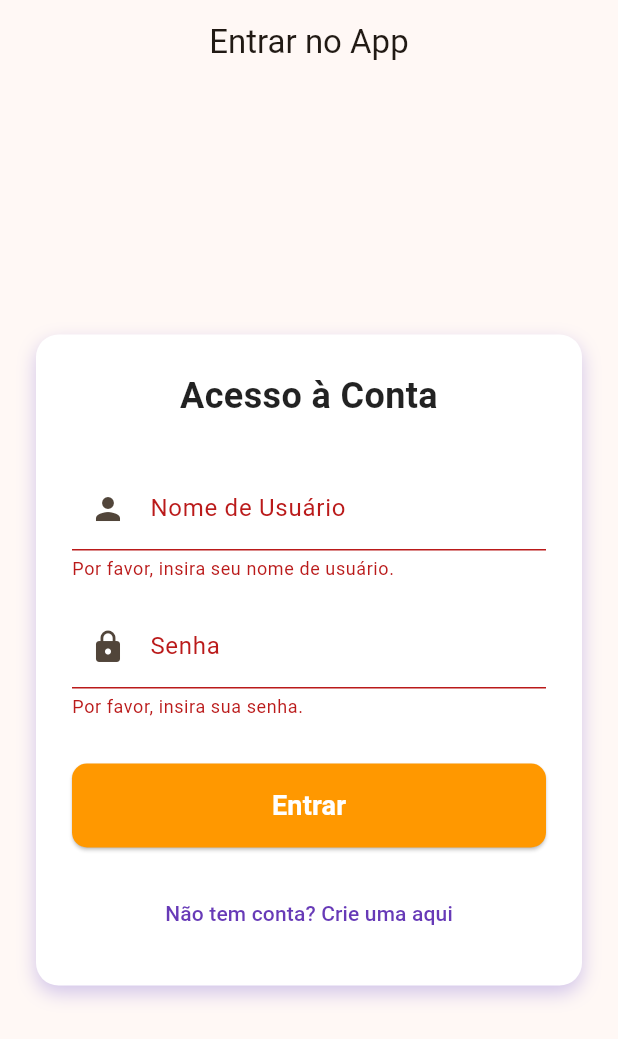
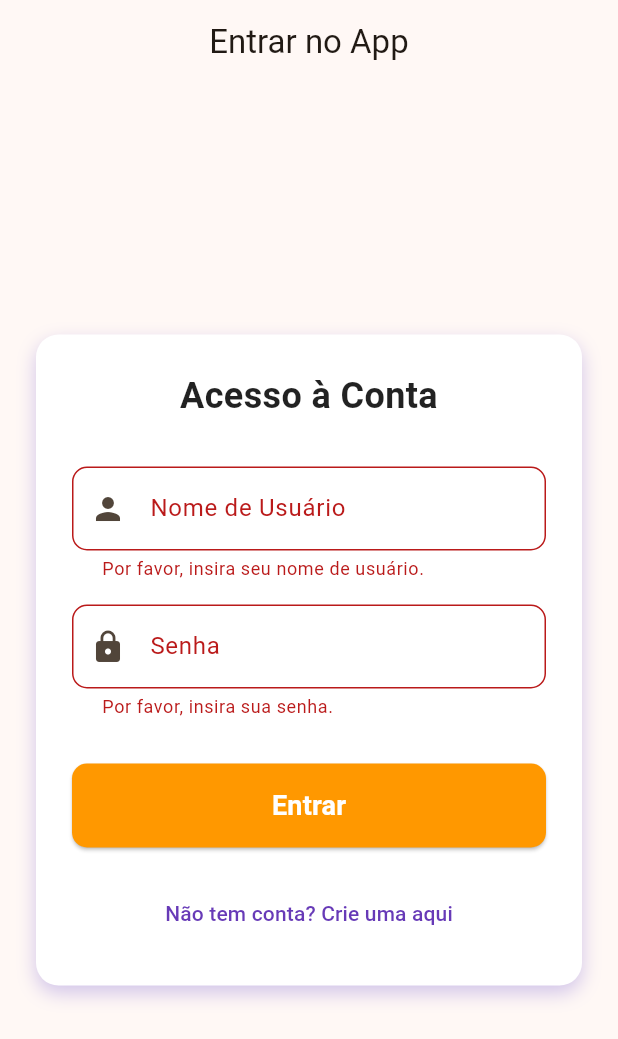
Before and after one commit to glecia27/projetoenxoval, a Flutter app: the screen it shows after launch, after a tap on "Entrar", on a phone screen of 412 x 824 dp. Shown: the top 1039 px of the screen. Run offline on Flutter 3.47's test engine with Material 3 defaults, Android fonts, the phone set to English and light mode, and no system bars; our stand-ins replace device_preview, sqflite, sqflite_common_ffi; accounts and stored records are empty.

Commit message:
Ajuste no fluxo dos codigo

```diff
--- a/lib/db_service/db_service_models.dart
+++ b/lib/db_service/db_service_models.dart
@@ -1,57 +1,48 @@
+import 'package:flutter/foundation.dart' show kIsWeb;
 import 'package:sqflite/sqflite.dart';
+import 'package:sqflite_common_ffi/sqflite_ffi.dart';
 import 'package:path/path.dart';
 
 // === MODELOS DE DADOS ===
 
-// Modelo para a tabela 'product'
 class Product {
   final int? id;
   final String name;
   final double price;
   final String imageUrl;
 
-  // 1. Definição do caminho da imagem local padrão
-  // Você deve garantir que este asset esteja configurado no seu pubspec.yaml
   static const String defaultImageUrl = 'assets/images/placeholder.png';
 
-  // 2. Construtor ajustado: imageUrl é opcional.
   Product({this.id, required this.name, required this.price, String? imageUrl})
-  // Se imageUrl for nulo, usa o defaultImageUrl
-      : this.imageUrl = imageUrl ?? defaultImageUrl;
+      : imageUrl = imageUrl ?? defaultImageUrl;
 
-  // Converte um Map (vindo do DB) para um objeto Product
   factory Product.fromMap(Map<String, dynamic> map) {
-    // 3. Lógica para carregar a URL: se for null ou vazia no DB, usa o default
     final String? dbUrl = map['image_url'] as String?;
-    final String finalUrl = (dbUrl == null || dbUrl.isEmpty) ? defaultImageUrl : dbUrl;
+    final String finalUrl =
+    (dbUrl == null || dbUrl.isEmpty) ? defaultImageUrl : dbUrl;
 
     return Product(
       id: map['id'] as int?,
       name: map['name'] as String,
-      // O preço é armazenado como REAL/DOUBLE no DB
-      price: map['price'] as double,
+      price: (map['price'] as num).toDouble(),
       imageUrl: finalUrl,
     );
   }
 
-  // Converte um objeto Product para um Map (para salvar no DB)
   Map<String, dynamic> toMap() {
     return {
       'id': id,
       'name': name,
       'price': price,
-      // 4. Lógica para salvar: se a URL for a padrão, salva NULL no DB.
       'image_url': (imageUrl == defaultImageUrl) ? null : imageUrl,
     };
   }
 }
 
-// Modelo para a tabela 'user' (apenas para referência)
 class User {
   final int id;
   final String username;
   final String accessLevel;
-  // A senha não deve ser exposta no modelo após o login
 
   User({required this.id, required this.username, required this.accessLevel});
 
@@ -64,31 +55,56 @@ class User {
   }
 }
 
-
 // === SERVIÇO DE BANCO DE DADOS ===
 
 class DatabaseService {
   static final DatabaseService _instance = DatabaseService._internal();
   factory DatabaseService() => _instance;
-  DatabaseService._internal();
+  DatabaseService._internal() {
+    _initDatabaseFactory();
+  }
 
   Database? _database;
 
+  void _initDatabaseFactory() {
+    // 🌐 Se for Web
+    if (kIsWeb) {
+      // O sqflite_ffi_web deve estar configurado se você quiser usar no navegador
+      print("🌐 Rodando no Flutter Web — banco local não suportado por sqflite.");
+      return;
+    }
+
+    // 💻 Se for Desktop
+    try {
+      sqfliteFfiInit();
+      databaseFactory = databaseFactoryFfi;
+      print("✅ SQFLite FFI inicializado.");
+    } catch (e) {
+      print("⚠️ Falha ao inicializar SQFLite FFI: $e");
+    }
+  }
+
   Future<Database> get database async {
+    if (kIsWeb) {
+      throw UnsupportedError(
+        'O SQLite local (sqflite) não é suportado no Flutter Web. '
+            'Use IndexedDB ou Firebase Firestore para persistência Web.',
+      );
+    }
+
     if (_database != null) return _database!;
     _database = await _initDB();
     return _database!;
   }
 
   Future<Database> _initDB() async {
-    // Usamos 'course_app.db' como nome do arquivo
-    String path = join(await getDatabasesPath(), 'course_app.db');
+    final dbPath = await getDatabasesPath();
+    final path = join(dbPath, 'course_app.db');
 
     return await openDatabase(
       path,
       version: 1,
       onCreate: (db, version) async {
-        // Tabela 1: Usuários
         await db.execute('''
           CREATE TABLE user (
             id INTEGER PRIMARY KEY AUTOINCREMENT,
@@ -98,7 +114,6 @@ class DatabaseService {
           )
         ''');
 
-        // Tabela 2: Itens Favoritos (Relacionamento N-para-1 com User)
         await db.execute('''
           CREATE TABLE favorite_item (
             id INTEGER PRIMARY KEY AUTOINCREMENT,
@@ -109,7 +124,6 @@ class DatabaseService {
           )
         ''');
 
-        // Tabela 3: Lista de Compras (Relacionamento N-para-1 com User)
         await db.execute('''
           CREATE TABLE shopping_list (
             id INTEGER PRIMARY KEY AUTOINCREMENT,
@@ -120,14 +134,12 @@ class DatabaseService {
           )
         ''');
 
-        // Tabela 4 (NOVA): Produtos para a Tela Inicial
-        // A coluna image_url é TEXT e permite NULL por padrão.
         await db.execute('''
           CREATE TABLE product (
             id INTEGER PRIMARY KEY AUTOINCREMENT,
             name TEXT,
-            price REAL,             -- Usamos REAL para números decimais
-            image_url TEXT          -- URL da imagem (agora opcional)
+            price REAL,
+            image_url TEXT
           )
         ''');
       },
@@ -135,13 +147,12 @@ class DatabaseService {
   }
 
   // =========================================================
-  // OPERAÇÕES DE AUTENTICAÇÃO
+  // AUTENTICAÇÃO
   // =========================================================
 
-  /// Insere um novo usuário no banco de dados.
-  Future<int> registerUser(String username, String password, String accessLevel) async {
+  Future<int> registerUser(
+      String username, String password, String accessLevel) async {
     final db = await database;
-    // Em um app real, use um hash seguro para a senha!
     return await db.insert('user', {
       'username': username,
       'password': password,
@@ -149,10 +160,8 @@ class DatabaseService {
     }, conflictAlgorithm: ConflictAlgorithm.replace);
   }
 
-  /// Tenta logar um usuário. Retorna o mapa do usuário ou null.
   Future<User?> loginUser(String username, String password) async {
     final db = await database;
-
     final List<Map<String, dynamic>> maps = await db.query(
       'user',
       where: 'username = ? AND password = ?',
@@ -161,66 +170,45 @@ class DatabaseService {
     );
 
     if (maps.isNotEmpty) {
-      // Cria o objeto User (sem a senha)
       return User.fromMap(maps.first);
     }
     return null;
   }
 
   // =========================================================
-  // OPERAÇÕES DE PRODUTOS (CRUD)
+  // PRODUTOS
   // =========================================================
 
-  /// Insere um novo produto no banco de dados.
   Future<int> insertProduct(Product product) async {
     final db = await database;
-    return await db.insert('product', product.toMap(), conflictAlgorithm: ConflictAlgorithm.replace);
+    return await db.insert('product', product.toMap(),
+        conflictAlgorithm: ConflictAlgorithm.replace);
   }
 
-  /// Retorna todos os produtos do banco de dados.
   Future<List<Product>> getProducts() async {
     final db = await database;
-    // Consulta todos os registros
     final List<Map<String, dynamic>> maps = await db.query('product');
-
-    // Converte a lista de Map em uma lista de objetos Product
-    return List.generate(maps.length, (i) {
-      return Product.fromMap(maps[i]);
-    });
+    return List.generate(maps.length, (i) => Product.fromMap(maps[i]));
   }
 
-  /// Atualiza um produto existente.
   Future<int> updateProduct(Product product) async {
     final db = await database;
-    if (product.id == null) return 0; // Não pode atualizar sem ID
-
-    return await db.update(
-      'product',
-      product.toMap(),
-      where: 'id = ?',
-      whereArgs: [product.id],
-    );
+    if (product.id == null) return 0;
+    return await db.update('product', product.toMap(),
+        where: 'id = ?', whereArgs: [product.id]);
   }
 
-  /// Deleta um produto pelo ID.
   Future<int> deleteProduct(int id) async {
     final db = await database;
-    return await db.delete(
-      'product',
-      where: 'id = ?',
-      whereArgs: [id],
-    );
+    return await db.delete('product', where: 'id = ?', whereArgs: [id]);
   }
 
   // =========================================================
-  // OPERAÇÕES DE FAVORITOS E LISTA DE COMPRAS (Exemplo)
+  // FAVORITOS E LISTA DE COMPRAS
   // =========================================================
 
-  // Os métodos para Favorites e ShoppingList seguirão o mesmo padrão,
-  // mas usando o 'user_id' como filtro (FK).
-
-  /// Insere um item favorito vinculado a um usuário.
-  Future<int> addFavoriteItem(int userId, String name, String description) async {
+  Future<int> addFavoriteItem(
+      int userId, String name, String description) async {
     final db = await database;
     return await db.insert('favorite_item', {
       'user_id': userId,
@@ -229,13 +217,9 @@ class DatabaseService {
     });
   }
 
-  /// Retorna os favoritos de um usuário específico.
   Future<List<Map<String, dynamic>>> getFavoriteItems(int userId) async {
     final db = await database;
-    return db.query(
-      'favorite_item',
-      where: 'user_id = ?',
-      whereArgs: [userId],
-    );
+    return db.query('favorite_item',
+        where: 'user_id = ?', whereArgs: [userId]);
   }
 }
--- a/lib/main.dart
+++ b/lib/main.dart
@@ -1,48 +1,65 @@
 import 'package:device_preview/device_preview.dart';
 import 'package:flutter/foundation.dart';
 import 'package:flutter/material.dart';
+import 'package:sqflite_common_ffi/sqflite_ffi.dart';
+import 'dart:io'; // Necessário para usar Platform.is...
+
 import 'package:projetoenxoval/paginas/registar_user.dart';
 import 'package:projetoenxoval/paginas/tela_loguin.dart';
 
 import 'db_service/db_service_models.dart';
 
-// Lista dos níveis de acesso disponíveis, usada no cadastro
 const List<String> accessLevels = ['padrao', 'vendedor', 'administrador'];
 
 void main() async {
   WidgetsFlutterBinding.ensureInitialized();
-  runApp(DevicePreview(enabled: !kReleaseMode, builder: (context) => MyApp()));
+
+  // 🔹 Inicialize o driver do SQLite FFI antes de qualquer acesso ao banco
+  if (!kIsWeb) {
+    if (Platform.isWindows || Platform.isLinux || Platform.isMacOS) {
+      sqfliteFfiInit();
+      databaseFactory = databaseFactoryFfi;
+      print("✅ SQFLite FFI: Driver inicializado para plataforma desktop.");
+    }
+  }
 
   try {
-    await DatabaseService().database;
-    print("Banco de dados inicializado com sucesso.");
+    // 🔹 Inicializa o serviço de banco de dados
+    final dbService = DatabaseService();
 
-    // Adicionar um produto inicial para testes
-    final service = DatabaseService();
-    // Verifica se já existe um produto de teste para evitar duplicatas em cada inicialização
-    final products = await service.getProducts();
+    // 🔹 Garante que o banco será aberto/criado antes de continuar
+    await dbService.database;
+    print("✅ Banco de dados inicializado com sucesso.");
+
+    // 🔹 Inserção de produto de teste, apenas se o banco estiver vazio
+    final products = await dbService.getProducts();
     if (products.isEmpty) {
-      await service.insertProduct(
+      await dbService.insertProduct(
         Product(
           name: 'Curso Avançado de Flutter',
           price: 99.99,
-          // URL de imagem de exemplo (pode ser null para usar a imagem local)
           imageUrl:
-              'https://placehold.co/400x200/5E35B1/ffffff?text=FLUTTER+PRO',
+          'https://placehold.co/400x200/5E35B1/ffffff?text=FLUTTER+PRO',
         ),
       );
-      print("Produto de teste inserido.");
+      print("🧩 Produto de teste inserido.");
     }
   } catch (e) {
-    print("Erro ao inicializar o banco de dados: $e");
-    // Em produção, você trataria esse erro de forma mais robusta
+    print("❌ Erro ao inicializar o banco de dados: $e");
   }
+
+  // 🔹 Inicia o aplicativo
+  runApp(
+    DevicePreview(
+      enabled: !kReleaseMode,
+      builder: (context) => const MyApp(),
+    ),
+  );
 }
 
 class MyApp extends StatelessWidget {
   const MyApp({super.key});
 
-  // This widget is the root of your application.
   @override
   Widget build(BuildContext context) {
     return MaterialApp(
@@ -52,8 +69,14 @@ class MyApp extends StatelessWidget {
       title: 'Projeto Enxoval',
       theme: ThemeData(
         colorScheme: ColorScheme.fromSeed(seedColor: Colors.orange),
+        inputDecorationTheme: const InputDecorationTheme(
+          border: OutlineInputBorder(
+            borderRadius: BorderRadius.all(Radius.circular(10)),
+          ),
+          contentPadding: EdgeInsets.symmetric(vertical: 16, horizontal: 16),
+        ),
       ),
-      home: LoginScreen(),
+      home: TelaLoguin(),
     );
   }
 }
--- a/lib/paginas/tela_loguin.dart
+++ b/lib/paginas/tela_loguin.dart
@@ -6,14 +6,14 @@ import '../db_service/db_service_models.dart';
 // TELA DE LOGIN
 // =========================================================
 
-class LoginScreen extends StatefulWidget {
-  const LoginScreen({super.key});
+class TelaLoguin extends StatefulWidget {
+  const TelaLoguin({super.key});
 
   @override
-  State<LoginScreen> createState() => _LoginScreenState();
+  State<TelaLoguin> createState() => _TelaLoguin();
 }
 
-class _LoginScreenState extends State<LoginScreen> {
+class _TelaLoguin extends State<TelaLoguin> {
   final _formKey = GlobalKey<FormState>();
   final _usernameController = TextEditingController();
   final _passwordController = TextEditingController();
```
